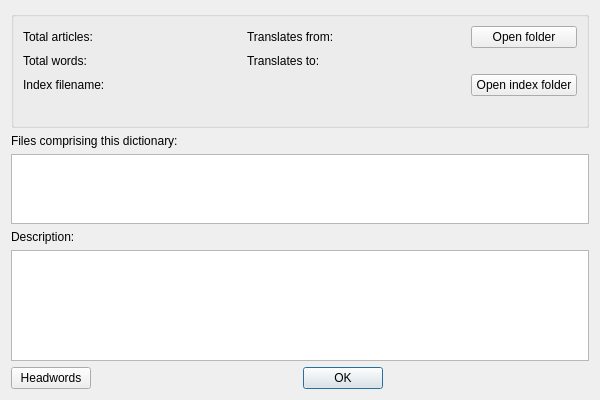
Before: the Qt Designer form src/ui/dictinfo.ui in xiaoyifang/goldendict-ng, drawn with Qt 5.
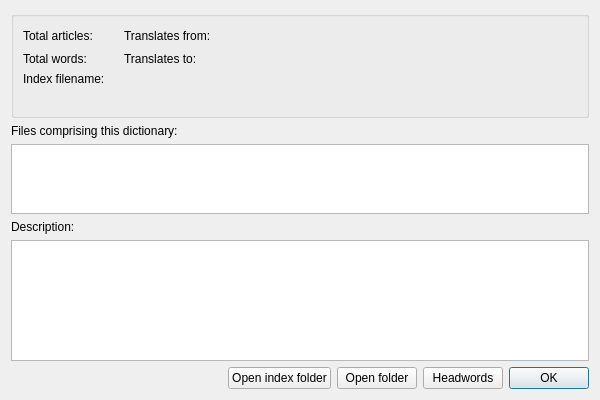
After: the same form once the commit is applied.

Commit message: ui: make info pane less weird by adjusting layout and buttons placement

```diff
--- a/src/ui/dictinfo.ui
+++ b/src/ui/dictinfo.ui
@@ -23,29 +23,24 @@
       <string/>
      </property>
      <layout class="QGridLayout" name="gridLayout">
-      <item row="1" column="3">
-       <widget class="QLabel" name="dictionaryTranslatesTo">
+      <item row="0" column="1">
+       <widget class="QLabel" name="dictionaryTotalArticles">
         <property name="text">
          <string notr="true"/>
         </property>
-       </widget>
-      </item>
-      <item row="3" column="0">
-       <widget class="QLabel" name="enableFullindex">
-        <property name="text">
-         <string/>
+        <property name="alignment">
+         <set>Qt::AlignCenter</set>
         </property>
        </widget>
       </item>
-      <item row="2" column="4">
-       <widget class="QPushButton" name="openIndexFolder">
-        <property name="text">
-         <string>Open index folder</string>
-        </property>
-       </widget>
-      </item>
-      <item row="2" column="1">
+      <item row="2" column="1" colspan="3">
        <widget class="QLabel" name="dictionaryId">
+        <property name="sizePolicy">
+         <sizepolicy hsizetype="Maximum" vsizetype="Preferred">
+          <horstretch>0</horstretch>
+          <verstretch>0</verstretch>
+         </sizepolicy>
+        </property>
         <property name="text">
          <string/>
         </property>
@@ -54,61 +49,107 @@
         </property>
        </widget>
       </item>
-      <item row="1" column="1">
-       <widget class="QLabel" name="dictionaryTotalWords">
+      <item row="0" column="4">
+       <spacer name="horizontalSpacer_2">
+        <property name="orientation">
+         <enum>Qt::Horizontal</enum>
+        </property>
+        <property name="sizeHint" stdset="0">
+         <size>
+          <width>40</width>
+          <height>20</height>
+         </size>
+        </property>
+       </spacer>
+      </item>
+      <item row="1" column="0">
+       <widget class="QLabel" name="label_6">
+        <property name="sizePolicy">
+         <sizepolicy hsizetype="Maximum" vsizetype="Preferred">
+          <horstretch>0</horstretch>
+          <verstretch>0</verstretch>
+         </sizepolicy>
+        </property>
         <property name="text">
-         <string notr="true"/>
-        </property>
-        <property name="alignment">
-         <set>Qt::AlignCenter</set>
+         <string>Total words:</string>
         </property>
        </widget>
       </item>
       <item row="0" column="0">
        <widget class="QLabel" name="label_2">
+        <property name="sizePolicy">
+         <sizepolicy hsizetype="Maximum" vsizetype="Preferred">
+          <horstretch>0</horstretch>
+          <verstretch>0</verstretch>
+         </sizepolicy>
+        </property>
         <property name="text">
          <string>Total articles:</string>
         </property>
        </widget>
       </item>
+      <item row="1" column="2">
+       <widget class="QLabel" name="label_8">
+        <property name="sizePolicy">
+         <sizepolicy hsizetype="Maximum" vsizetype="Preferred">
+          <horstretch>0</horstretch>
+          <verstretch>0</verstretch>
+         </sizepolicy>
+        </property>
+        <property name="text">
+         <string>Translates to:</string>
+        </property>
+       </widget>
+      </item>
       <item row="2" column="0">
        <widget class="QLabel" name="label_3">
+        <property name="sizePolicy">
+         <sizepolicy hsizetype="Maximum" vsizetype="Preferred">
+          <horstretch>0</horstretch>
+          <verstretch>0</verstretch>
+         </sizepolicy>
+        </property>
         <property name="text">
          <string>Index filename:</string>
         </property>
        </widget>
       </item>
-      <item row="1" column="0">
-       <widget class="QLabel" name="label_6">
-        <property name="text">
-         <string>Total words:</string>
-        </property>
-       </widget>
-      </item>
-      <item row="0" column="4">
-       <widget class="QPushButton" name="openFolder">
-        <property name="text">
-         <string>Open folder</string>
-        </property>
-       </widget>
-      </item>
-      <item row="0" column="1">
-       <widget class="QLabel" name="dictionaryTotalArticles">
-        <property name="text">
-         <string notr="true"/>
-        </property>
-        <property name="alignment">
-         <set>Qt::AlignCenter</set>
-        </property>
-       </widget>
-      </item>
       <item row="0" column="2">
        <widget class="QLabel" name="label_4">
+        <property name="sizePolicy">
+         <sizepolicy hsizetype="Maximum" vsizetype="Preferred">
+          <horstretch>0</horstretch>
+          <verstretch>0</verstretch>
+         </sizepolicy>
+        </property>
         <property name="text">
          <string>Translates from:</string>
         </property>
        </widget>
       </item>
+      <item row="1" column="1">
+       <widget class="QLabel" name="dictionaryTotalWords">
+        <property name="text">
+         <string notr="true"/>
+        </property>
+        <property name="alignment">
+         <set>Qt::AlignCenter</set>
+        </property>
+       </widget>
+      </item>
+      <item row="3" column="0" colspan="2">
+       <widget class="QLabel" name="enableFullindex">
+        <property name="sizePolicy">
+         <sizepolicy hsizetype="Maximum" vsizetype="Preferred">
+          <horstretch>0</horstretch>
+          <verstretch>0</verstretch>
+         </sizepolicy>
+        </property>
+        <property name="text">
+         <string/>
+        </property>
+       </widget>
+      </item>
       <item row="0" column="3">
        <widget class="QLabel" name="dictionaryTranslatesFrom">
         <property name="text">
@@ -116,10 +157,10 @@
         </property>
        </widget>
       </item>
-      <item row="1" column="2">
-       <widget class="QLabel" name="label_8">
+      <item row="1" column="3">
+       <widget class="QLabel" name="dictionaryTranslatesTo">
         <property name="text">
-         <string>Translates to:</string>
+         <string notr="true"/>
         </property>
        </widget>
       </item>
@@ -136,7 +177,7 @@
    <item>
     <widget class="QPlainTextEdit" name="dictionaryFileList">
      <property name="sizePolicy">
-      <sizepolicy hsizetype="Expanding" vsizetype="Fixed">
+      <sizepolicy hsizetype="Expanding" vsizetype="Maximum">
        <horstretch>0</horstretch>
        <verstretch>70</verstretch>
       </sizepolicy>
@@ -183,7 +224,7 @@
       <string notr="true"/>
      </property>
      <property name="horizontalScrollBarPolicy">
-      <enum>Qt::ScrollBarAlwaysOff</enum>
+      <enum>Qt::ScrollBarAsNeeded</enum>
      </property>
      <property name="readOnly">
       <bool>true</bool>
@@ -192,6 +233,33 @@
    </item>
    <item>
     <layout class="QHBoxLayout" name="buttonsLayout">
+     <item>
+      <spacer name="horizontalSpacer">
+       <property name="orientation">
+        <enum>Qt::Horizontal</enum>
+       </property>
+       <property name="sizeHint" stdset="0">
+        <size>
+         <width>40</width>
+         <height>20</height>
+        </size>
+       </property>
+      </spacer>
+     </item>
+     <item>
+      <widget class="QPushButton" name="openIndexFolder">
+       <property name="text">
+        <string>Open index folder</string>
+       </property>
+      </widget>
+     </item>
+     <item>
+      <widget class="QPushButton" name="openFolder">
+       <property name="text">
+        <string>Open folder</string>
+       </property>
+      </widget>
+     </item>
      <item>
       <widget class="QPushButton" name="headwordsButton">
        <property name="toolTip">
@@ -202,19 +270,6 @@
        </property>
       </widget>
      </item>
-     <item>
-      <spacer name="horizontalSpacer">
-       <property name="orientation">
-        <enum>Qt::Horizontal</enum>
-       </property>
-       <property name="sizeHint" stdset="0">
-        <size>
-         <width>40</width>
-         <height>20</height>
-        </size>
-       </property>
-      </spacer>
-     </item>
      <item>
       <widget class="QPushButton" name="OKButton">
        <property name="text">
@@ -225,19 +280,6 @@
        </property>
       </widget>
      </item>
-     <item>
-      <spacer name="horizontalSpacer_2">
-       <property name="orientation">
-        <enum>Qt::Horizontal</enum>
-       </property>
-       <property name="sizeHint" stdset="0">
-        <size>
-         <width>40</width>
-         <height>20</height>
-        </size>
-       </property>
-      </spacer>
-     </item>
     </layout>
    </item>
   </layout>
```
